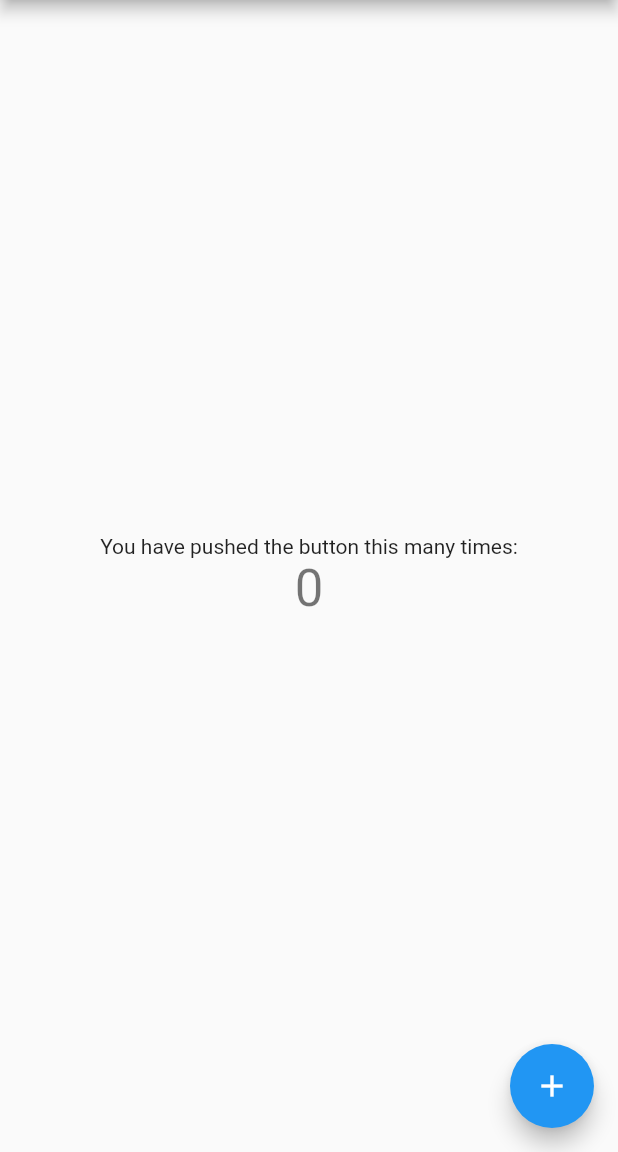
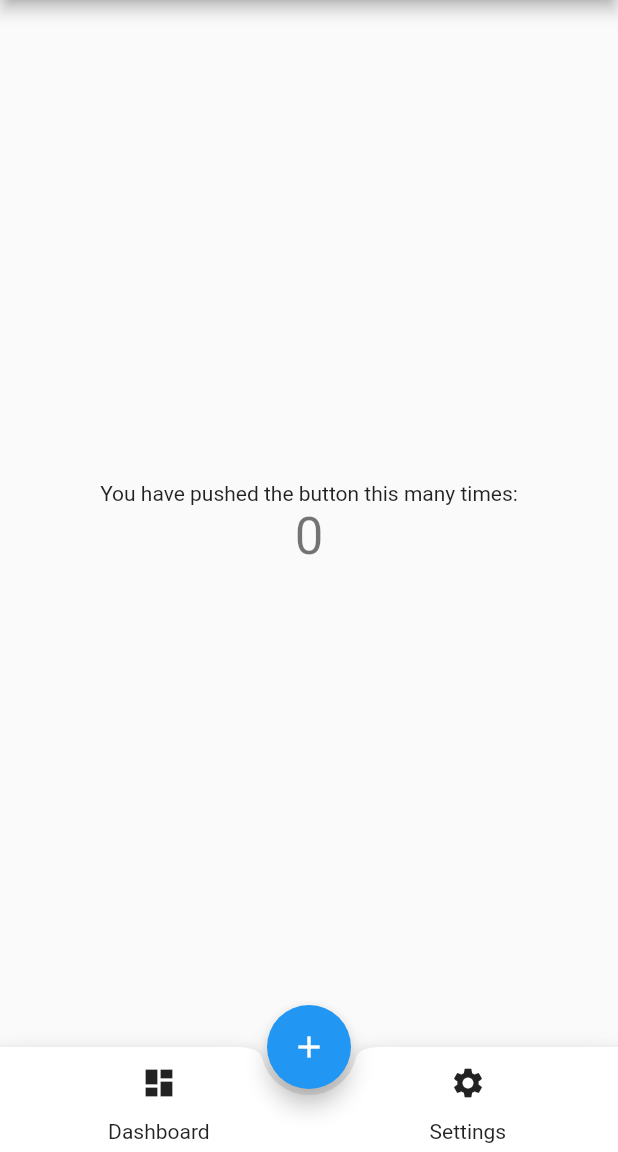
Before and after one commit to dev-saurav/customBottomNavFlutter, a Flutter app: the screen it shows after launch, on a phone screen of 412 x 824 dp, the part 84-1236 px from its top. Run offline on Flutter 3.47's test engine with Material 2 defaults, Android fonts, the phone set to English and light mode, and no system bars.

Commit message:
added the nav bar

```diff
--- a/lib/main.dart
+++ b/lib/main.dart
@@ -1,3 +1,5 @@
+import 'package:custom_bottom_nav_fab/screens/dashboard.dart';
+import 'package:custom_bottom_nav_fab/screens/settings.dart';
 import 'package:flutter/material.dart';
 
 void main() => runApp(MyApp());
@@ -45,6 +47,12 @@ class MyHomePage extends StatefulWidget {
 
 class _MyHomePageState extends State<MyHomePage> {
   int _counter = 0;
+  int currentTab = 0;
+  Widget initialTab = Dashboared();
+  final List<Widget> screens = [
+    Dashboared(),
+    Settings(),
+  ];
 
   void _incrementCounter() {
     setState(() {
@@ -101,10 +109,47 @@ class _MyHomePageState extends State<MyHomePage> {
           ],
         ),
       ),
+      floatingActionButtonLocation: FloatingActionButtonLocation.centerDocked,
       floatingActionButton: FloatingActionButton(
         onPressed: _incrementCounter,
         tooltip: 'Increment',
         child: Icon(Icons.add),
+      ),
+      bottomNavigationBar: BottomAppBar(
+        shape: CircularNotchedRectangle(),
+        child: Container(
+          height: 70,
+          child: Row(
+            mainAxisAlignment: MainAxisAlignment.spaceAround,
+            children: <Widget>[
+              Column(
+                crossAxisAlignment: CrossAxisAlignment.center,
+                children: <Widget>[
+                  MaterialButton(
+                    child: Icon(Icons.dashboard),
+                    minWidth: 40,
+                    onPressed: () {},
+                  ),
+                  Text(
+                    'Dashboard',
+                  )
+                ],
+              ),
+              Column(
+                children: <Widget>[
+                  MaterialButton(
+                    child: Icon(Icons.settings),
+                    minWidth: 40,
+                    onPressed: () {},
+                  ),
+                  Text(
+                    'Settings',
+                  )
+                ],
+              ),
+            ],
+          ),
+        ),
       ), // This trailing comma makes auto-formatting nicer for build methods.
     );
   }
--- /dev/null
+++ b/lib/screens/dashboard.dart
@@ -0,0 +1,8 @@
+import 'package:flutter/material.dart';
+
+class Dashboared extends StatelessWidget {
+  @override
+  Widget build(BuildContext context) {
+    return Container();
+  }
+}
--- /dev/null
+++ b/lib/screens/settings.dart
@@ -0,0 +1,8 @@
+import 'package:flutter/material.dart';
+
+class Settings extends StatelessWidget {
+  @override
+  Widget build(BuildContext context) {
+    return Container();
+  }
+}
```
